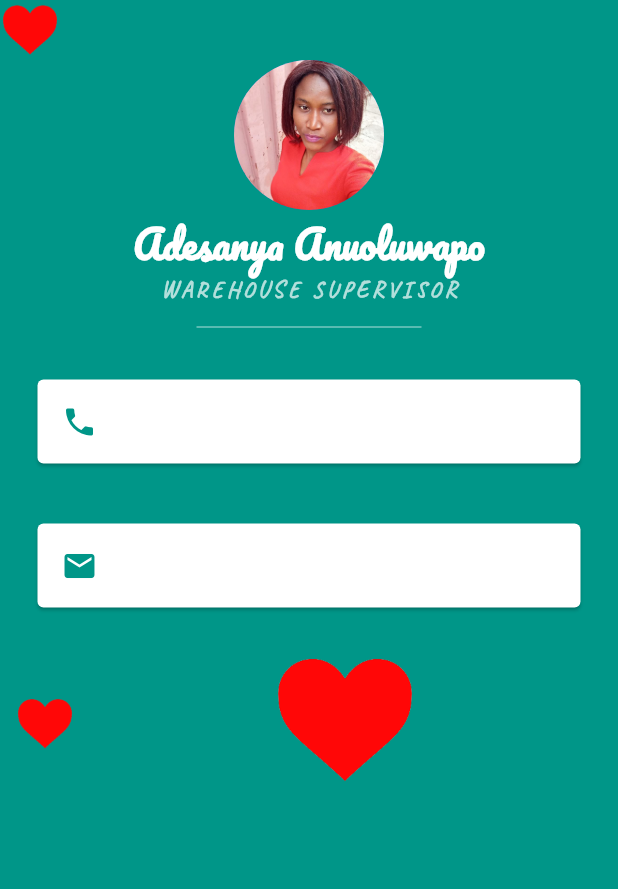
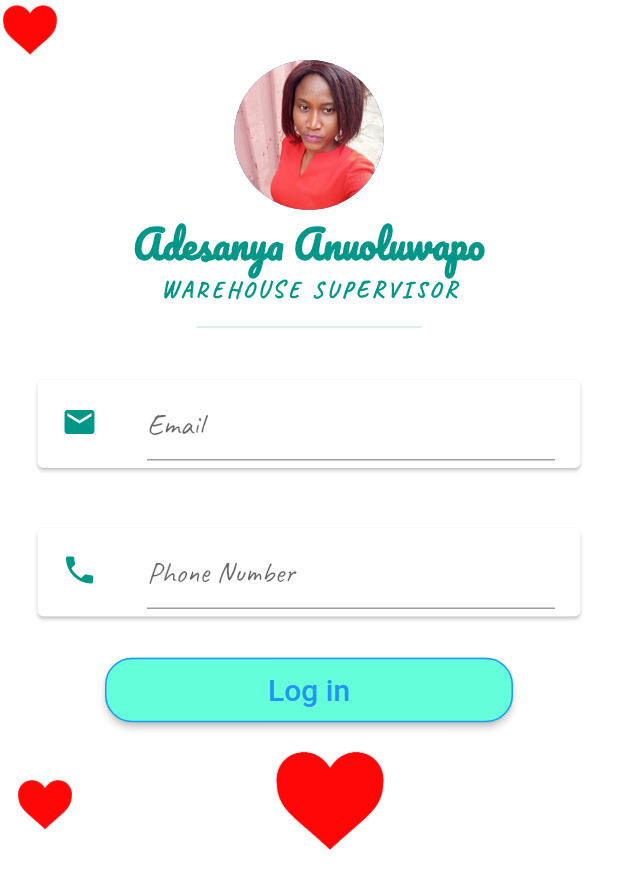
Before and after one commit to ademolayem92/aayomi, a Flutter app: the screen it shows after launch, on a phone screen of 412 x 824 dp. Shown: the top 889 px of the screen. Run offline on Flutter 3.47's test engine with Material 2 defaults, Android fonts, the phone set to English and light mode, and no system bars.

Commit message:
added login and another screen page

```diff
--- a/lib/main.dart
+++ b/lib/main.dart
@@ -2,27 +2,36 @@ import 'package:flutter/cupertino.dart';
 import 'package:flutter/material.dart';
 
 
-void main() => runApp(MyApp());
+void main() => runApp(MaterialApp(home: MyApp(),));
 class MyApp extends StatefulWidget {
   @override
   _MyAppState createState() => _MyAppState();
 }
 final TextEditingController _controller = TextEditingController();
 final FocusNode _focusNode = FocusNode(canRequestFocus: true);
-const TextInputType _textInputType = TextInputType.numberWithOptions(
-    signed: false,
-    decimal: false);
 final TextEditingController _controllerTwo = TextEditingController();
 final FocusNode _focusNodeTwo = FocusNode(canRequestFocus: true);
+final _formkey = GlobalKey<FormState>();
+final _formkey2 = GlobalKey<FormState>();
 
+extension EmailValidator on String {
+  bool isValidEmail() {
+    return RegExp(
+        r'^(([^<>()[\]\\.,;:\s@\"]+(\.[^<>()[\]\\.,;:\s@\"]+)*)|(\".+\"))@((\[[0-9]{1,3}\.[0-9]{1,3}\.[0-9]{1,3}\.[0-9]{1,3}\])|(([a-zA-Z\-0-9]+\.)+[a-zA-Z]{2,}))$')
+        .hasMatch(this);
+  }
+}
 
 class _MyAppState extends State<MyApp> {
+  Future navigateToMyLove(context) async{
+    Navigator.push(context, MaterialPageRoute(builder: (context)=>
+        MyLove()));
+  }
 
   @override
   Widget build(BuildContext context) {
-    return   MaterialApp(
-        home: Scaffold(
-        backgroundColor: Colors.teal,
+    return   Scaffold(
+        backgroundColor: Colors.white,
         body: SafeArea(
         child: ListView(
           scrollDirection: Axis.vertical,
@@ -32,8 +41,10 @@ class _MyAppState extends State<MyApp> {
           crossAxisAlignment: CrossAxisAlignment.end,
           children: <Widget>[
             AnimatedContainer(
+              curve: Curves.linear,
                   width:  40,
-                  child: Image.asset('images/heartBeat.png'),
+                  child: Image.asset('images/heartBeat.png',
+                  colorBlendMode: BlendMode.darken,),
                   duration: Duration(milliseconds: 500),
             ),
           ],
@@ -54,7 +65,7 @@ class _MyAppState extends State<MyApp> {
     style: TextStyle(
     fontFamily: 'Pacifico',
     fontSize: 25.0,
-    color: Colors.white,
+    color: Colors.teal,
     fontWeight: FontWeight.bold,
     ),
     ),
@@ -65,7 +76,7 @@ class _MyAppState extends State<MyApp> {
                   child: Text('WAREHOUSE SUPERVISOR',
     style: TextStyle(
     fontFamily: 'Caveat',
-    color: Colors.teal.shade100,
+    color: Colors.teal,
     fontSize: 15.0,
     letterSpacing: 2.5,
     fontWeight: FontWeight.bold,
@@ -84,55 +95,103 @@ class _MyAppState extends State<MyApp> {
 
           Card(
       margin: EdgeInsets.symmetric(vertical: 20.0,
+      horizontal: 25.0), child: ListTile(
+      leading: Icon(Icons.email,
+      color: Colors.teal,
+      ),
+      title: Padding(
+        padding: const EdgeInsets.all(1.0),
+        child: Form(key: _formkey2,
+          child: TextFormField(
+              maxLines: 1,
+              minLines: null,
+              focusNode: _focusNodeTwo,
+              cursorColor: Colors.white30,
+              controller: _controllerTwo,
+            decoration: InputDecoration(
+             // enabledBorder: OutlineInputBorder(borderSide: BorderSide(color: Colors.tealAccent)),
+              //to put boarder in the whole textField.
+              //prefixIcon: used to put icon like email icon before the text.
+                hintText: 'Email',
+            ),
+                autovalidate: false,
+              validator: (input) => input.isValidEmail() ? null : "Check your email",
+
+          style: TextStyle(
+
+          fontSize: 20.0,
+          color: Colors.teal.shade900,
+          fontFamily: 'Caveat')
+          ),
+        ),
+      ),
+      )
+      ),
+          Card(
+              margin: EdgeInsets.symmetric(vertical: 20.0,
                   horizontal: 25.0),
               child: ListTile(
                 leading: Icon(Icons.phone,
                   color: Colors.teal,),
-                 title: EditableText(
+                title: Padding(
+                  padding: const EdgeInsets.all(1.0),
+                  child: Form(key: _formkey,
+                    child: TextFormField(
                       focusNode: _focusNode,// I import the function to create a
                       // focusNode
                       //and pass it here it here
-      cursorColor: Colors.amber,
+                      cursorColor: Colors.white30,
                       controller: _controller, //obscureText:(bool) is used to hide
                       // text
                       enableInteractiveSelection: true,
                       toolbarOptions: const ToolbarOptions(copy: true,cut: true,
                           paste: true,selectAll: true),
                       autocorrect: true,
-      keyboardType: _textInputType,
+                      keyboardType: TextInputType.phone,
                       expands: false,
-      forceLine: true,
                       readOnly: false,
+                      autovalidate: false,
                       style: TextStyle(
                         fontFamily: 'Caveat',
                         color: Colors.teal.shade900,
-    fontSize: 15.0,
-    ), backgroundCursorColor: Colors.teal
-      ,)
+                        fontSize: 20.0,
+                      ), decoration: InputDecoration(
+                      hintText: 'Phone Number',
+                    ),
+                      textAlign:TextAlign.start,
+                      validator: (value) {
+                        if (!(value.length == 14) || value.isEmpty) {
+                          return 'wrong password';
+                        }
+                        return null;
+                      },
+                      obscureText: true,
+                    ),
+                  ),
+                )
                 ,
               )
           ),
 
-          Card(
-      margin: EdgeInsets.symmetric(vertical: 20.0,
-      horizontal: 25.0), child: ListTile(
-      leading: Icon(Icons.email,
-      color: Colors.teal,
+          Container(margin: EdgeInsets.symmetric(vertical: 5, horizontal: 70),
+            child: RaisedButton(shape: RoundedRectangleBorder(
+              borderRadius: BorderRadius.circular(18.0),
+                  side: BorderSide(color: Colors.blue),
             ),
-      title: EditableText(
-          maxLines: 1,
-          minLines: null,
-          focusNode: _focusNodeTwo,
-          cursorColor: Colors.amber,
-          forceLine: true,
-          controller: _controllerTwo,
-          backgroundCursorColor: Colors.teal,
-      style: TextStyle(
-      fontSize: 18.0,
-      color: Colors.teal.shade900,
-      fontFamily: 'Caveat')
+              padding: EdgeInsets.symmetric(horizontal: 60, vertical: 10),
+              color: Colors.tealAccent,
+
+              onPressed: (){
+                if (_formkey.currentState.validate()) {
+                  navigateToMyLove(context);
+                }
+              },
+              child: Text('Log in',
+                style: TextStyle(fontSize: 20,
+
+                    color: Colors.blue),
                   ),
-      )
+            ),
           ),
 
           Center(
@@ -153,12 +212,14 @@ class _MyAppState extends State<MyApp> {
                       child: AnimatedContainer(
                       margin: EdgeInsets.fromLTRB(40.0, 5.0, 10.0, 10.0,),
                       duration: Duration(seconds: 10),
-                      width:  100,
+                      width:  80,
                       child: Image.asset('images/heartBeat.png'),
 
 
                     ),
                   ),
+
+
 
                 ],
               ),
@@ -168,6 +229,91 @@ class _MyAppState extends State<MyApp> {
         ],
     )
     ),
+    );
+
+  }
+}
+
+class MyLove extends StatefulWidget {
+  @override
+  _MyLoveState createState() => _MyLoveState();
+}
+
+class _MyLoveState extends State<MyLove> {
+  Future navigateToMyApp(context) async{
+    Navigator.pop(context, MaterialPageRoute(builder: (context)=>
+        MyApp()));
+  }
+
+  int _counter = 0;
+
+  void _incrementCounter() {
+    setState(() {
+      _counter++;
+    });
+  }
+
+  @override
+  Widget build(BuildContext context) {
+    return Scaffold(
+      appBar: AppBar (
+        title: Text('Welcome Ayomini'),
+      ),
+          body: Center(
+            child: SingleChildScrollView(
+              child: Column(
+                mainAxisAlignment: MainAxisAlignment.center,
+                children: <Widget>[
+                    Container(margin: EdgeInsets.fromLTRB(5, 10, 50, 1),
+                      child: ListTile(contentPadding: EdgeInsets.fromLTRB(5, 20, 50, 2),
+                        leading: Padding(
+                          padding: const EdgeInsets.fromLTRB(5, 30, 60, 5),
+                          child: (Text('Hello my Love,',
+                          style: TextStyle(fontSize: 20,),
+                          )),
+                        ),
+
+
+                  ),
+                    ),
+                  Text('Email: Adesanyaharnu@gmail.com'),
+                  Text('Phone Number: 08156025111'
+                    ),
+
+                  Text('Do you want to know how much I love you? Continue to tap the button below. ',
+                style: TextStyle(fontSize: 20,
+                fontWeight: FontWeight.w300,
+                letterSpacing: 1.5,
+                ),
+                ),
+
+                Container(margin: EdgeInsets.fromLTRB(50, 50, 10, 10),
+                  child: Text('$_counter',
+                  style: TextStyle(fontStyle: FontStyle.italic,
+                      fontWeight: FontWeight.w500,
+                      fontSize: 25,
+                      color: Colors.blue),
+                ),),
+                  Container(margin: EdgeInsets.fromLTRB(50, 30, 5, 5),
+                    child: FloatingActionButton(
+                      onPressed: _incrementCounter,
+                      tooltip: 'Increment',
+                      child: Icon(Icons.favorite,
+                      color: Colors.red,),
+                      heroTag: "btn1",
+                    ),
+                  ),
+                ],
+              ),
+            ),
+          ),
+      floatingActionButton: FloatingActionButton(
+        child: Center(child: Icon(Icons.arrow_back)),
+        heroTag: "btn2",
+        onPressed: (){
+      Navigator.pop(context);
+
+          },
       ),
     );
   }
--- a/pubspec.yaml
+++ b/pubspec.yaml
@@ -24,6 +24,7 @@ flutter:
     - images/heartsMi.jpg
     - images/heartBeat.png
 
+
   fonts:
     - family: Pacifico
       fonts:
```
Also changed, not shown: 19 other files. Lines whose indentation alone changed are shown as unchanged.
